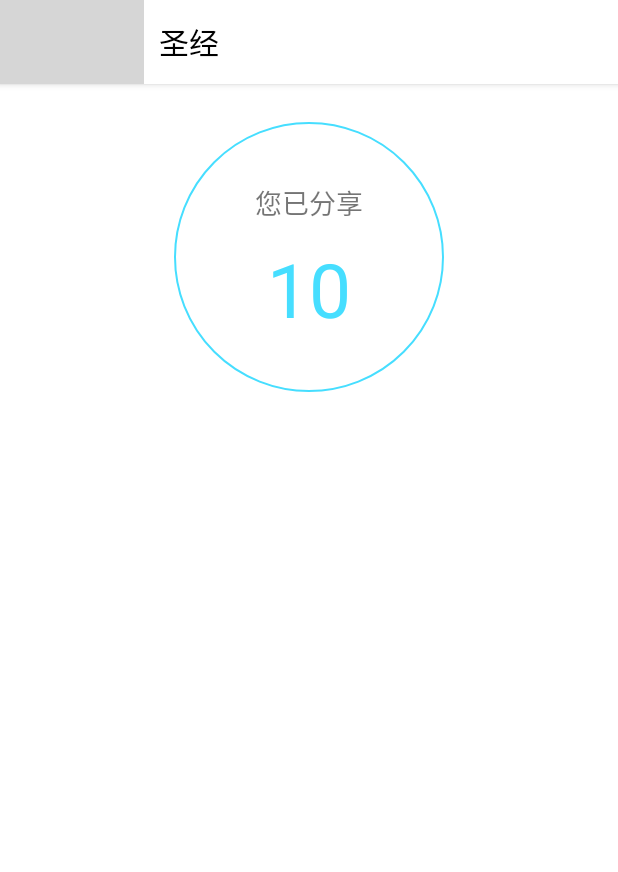
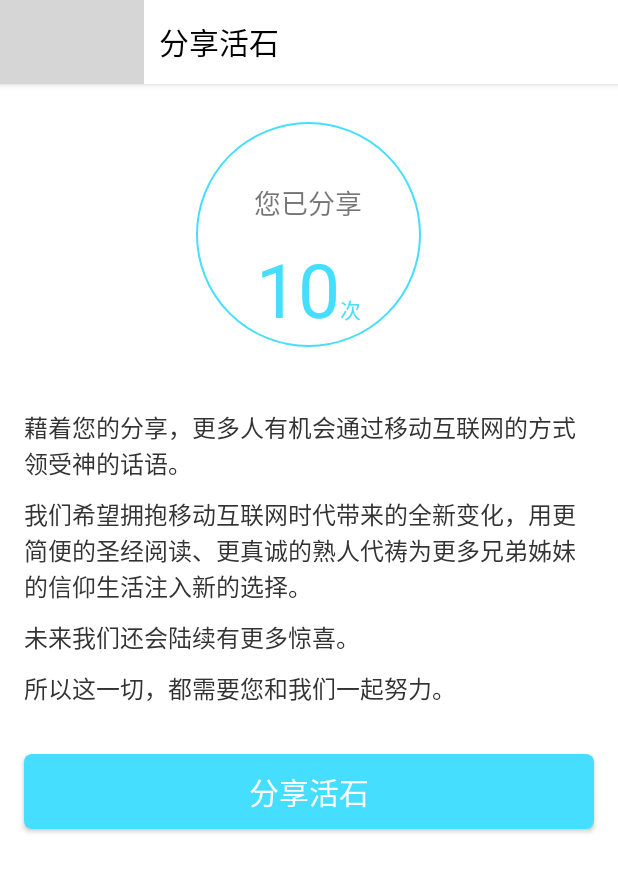
Before and after one commit to LysonLuo/Huoshi-android-v1, an Android app: the ShareHuoshiActivity screen opened directly, with no data from a screen before it, on a phone screen of 412 x 824 dp. Shown: the top 872 px of the screen. Run offline under Robolectric (Android 15) with nearby library versions, the phone set to English and light mode, and no system bars; libraries missing offline, so code that uses them is left out: com.bugtags.library; 3 statements that could not run were skipped; grey boxes are pictures that could not be loaded.

Commit message:
分享活石页面分享走通，注意坑～

```diff
--- a/app/src/main/AndroidManifest.xml
+++ b/app/src/main/AndroidManifest.xml
@@ -119,7 +119,8 @@
                 <action android:name="android.intent.action.VIEW" />
                 <category android:name="android.intent.category.DEFAULT" />
                 <category android:name="android.intent.category.BROWSABLE" />
-                <data android:scheme="tencent100424468" />
+                <!--tencent前缀不能丢，不然分享成功也会回调oncancle-->
+                <data android:scheme="tencent1105254632" />
             </intent-filter>
         </activity>
         <activity
--- a/app/src/main/java/im/huoshi/base/BaseActivity.java
+++ b/app/src/main/java/im/huoshi/base/BaseActivity.java
@@ -102,6 +102,7 @@ public class BaseActivity extends AppCompatActivity implements ToolbarUtils.OnTo
         MobclickAgent.onPause(this);
         Bugtags.onPause(this);
     }
+
     @Override
     public boolean dispatchTouchEvent(MotionEvent event) {
         //注：回调 3
@@ -319,7 +320,7 @@ public class BaseActivity extends AppCompatActivity implements ToolbarUtils.OnTo
      *
      * @param message
      */
-    protected void showShortToast(String message) {
+    public void showShortToast(String message) {
         Toast.makeText(this, message, Toast.LENGTH_SHORT).show();
     }
 
@@ -328,7 +329,7 @@ public class BaseActivity extends AppCompatActivity implements ToolbarUtils.OnTo
      *
      * @param message
      */
-    protected void showLongToast(String message) {
+    public void showLongToast(String message) {
         Toast.makeText(this, message, Toast.LENGTH_LONG).show();
     }
 
--- a/app/src/main/java/im/huoshi/ui/find/ShareHuoshiActivity.java
+++ b/app/src/main/java/im/huoshi/ui/find/ShareHuoshiActivity.java
@@ -3,19 +3,52 @@ package im.huoshi.ui.find;
 import android.content.Intent;
 import android.os.Bundle;
 import android.support.annotation.Nullable;
+import android.view.View;
+import android.widget.Button;
+import android.widget.TextView;
+
+import com.umeng.socialize.UMShareAPI;
 
 import im.huoshi.R;
 import im.huoshi.base.BaseActivity;
-import im.huoshi.ui.main.MainActivity;
+import im.huoshi.utils.ShareUtils;
+import im.huoshi.utils.ViewInject;
+import im.huoshi.utils.ViewUtils;
 
 /**
  * Created by Lyson on 15/12/26.
  */
 public class ShareHuoshiActivity extends BaseActivity {
+    @ViewInject(R.id.textview_share_number)
+    private TextView mShareNumberTextView;
+    @ViewInject(R.id.button_share_huoshi)
+    private Button mShareButton;
+
     @Override
     protected void onCreate(@Nullable Bundle savedInstanceState) {
         super.onCreate(savedInstanceState);
         setContentView(R.layout.activity_share_huoshi);
+        ViewUtils.inject(this);
+
+        setupViews();
+
+    }
+
+    private void setupViews() {
+        mToolbarUtils.setTitleText(getString(R.string.text_share_huoshi));
+        mShareButton.setOnClickListener(new View.OnClickListener() {
+            @Override
+            public void onClick(View v) {
+                ShareUtils.init(ShareHuoshiActivity.this);
+            }
+        });
+    }
+
+    @Override
+    protected void onActivityResult(int requestCode, int resultCode, Intent data) {
+        super.onActivityResult(requestCode, resultCode, data);
+        /** attention to this below ,must add this**/
+        UMShareAPI.get(this).onActivityResult(requestCode, resultCode, data);
     }
 
     public static void launch(BaseActivity activity) {
--- a/app/src/main/res/layout/activity_share_huoshi.xml
+++ b/app/src/main/res/layout/activity_share_huoshi.xml
@@ -5,8 +5,8 @@
     android:orientation="vertical">
 
     <LinearLayout
-        android:layout_width="180dp"
-        android:layout_height="180dp"
+        android:layout_width="150dp"
+        android:layout_height="150dp"
         android:layout_gravity="center_horizontal"
         android:layout_marginTop="@dimen/margin_25"
         android:background="@drawable/drawable_blue_circle_border"
@@ -20,15 +20,78 @@
             android:text="您已分享"
             android:textSize="@dimen/text_size_18" />
 
-        <TextView
+        <LinearLayout
             android:layout_width="wrap_content"
             android:layout_height="wrap_content"
             android:layout_gravity="center_horizontal"
             android:layout_marginTop="@dimen/margin_10"
-            android:text="10"
-            android:textColor="@color/text_color_blue_light"
-            android:textSize="50sp" />
+            android:orientation="horizontal">
+
+            <TextView
+                android:id="@+id/textview_share_number"
+                android:layout_width="wrap_content"
+                android:layout_height="wrap_content"
+                android:text="10"
+                android:textColor="@color/text_color_blue_light"
+                android:textSize="50sp" />
+
+            <TextView
+                android:layout_width="wrap_content"
+                android:layout_height="wrap_content"
+                android:text="次"
+                android:textColor="@color/text_color_blue_light" />
+        </LinearLayout>
 
     </LinearLayout>
 
+    <LinearLayout
+        android:layout_width="match_parent"
+        android:layout_height="wrap_content"
+        android:layout_marginTop="@dimen/margin_25"
+        android:orientation="vertical"
+        android:padding="@dimen/margin_16">
+
+        <TextView
+            android:layout_width="match_parent"
+            android:layout_height="wrap_content"
+            android:text="藉着您的分享，更多人有机会通过移动互联网的方式领受神的话语。"
+            android:textColor="@color/text_color_chapter"
+            android:textSize="@dimen/text_size_16" />
+
+        <TextView
+            android:layout_width="match_parent"
+            android:layout_height="wrap_content"
+            android:layout_marginTop="@dimen/margin_10"
+            android:text="我们希望拥抱移动互联网时代带来的全新变化，用更简便的圣经阅读、更真诚的熟人代祷为更多兄弟姊妹的信仰生活注入新的选择。"
+            android:textColor="@color/text_color_chapter"
+            android:textSize="@dimen/text_size_16" />
+
+        <TextView
+            android:layout_width="match_parent"
+            android:layout_height="wrap_content"
+            android:layout_marginTop="@dimen/margin_10"
+            android:text="未来我们还会陆续有更多惊喜。"
+            android:textColor="@color/text_color_chapter"
+            android:textSize="@dimen/text_size_16" />
+
+        <TextView
+            android:layout_width="match_parent"
+            android:layout_height="wrap_content"
+            android:layout_marginTop="@dimen/margin_10"
+            android:text="所以这一切，都需要您和我们一起努力。"
+            android:textColor="@color/text_color_chapter"
+            android:textSize="@dimen/text_size_16" />
+    </LinearLayout>
+
+    <Button
+        android:id="@+id/button_share_huoshi"
+        android:layout_width="match_parent"
+        android:layout_height="50dp"
+        android:layout_gravity="bottom"
+        android:layout_margin="@dimen/margin_16"
+        android:background="@drawable/drawable_blue_rec_solid"
+        android:text="@string/text_share_huoshi"
+        android:textColor="@color/text_color_white"
+        android:textSize="@dimen/text_size_20" />
+
 </LinearLayout>
```
Also changed, not shown: app/build.gradle (+8 -0 lines), app/src/main/java/im/huoshi/HuoshiApplication.java (+5 -5 lines), app/src/main/java/im/huoshi/utils/ShareUtils.java (added, +54 -0 lines), app/libs/SocialSDK_sms.jar (added), app/src/main/res/drawable/umeng_socialize_sms_off.png (added), app/src/main/res/drawable/umeng_socialize_sms_on.png (added).
